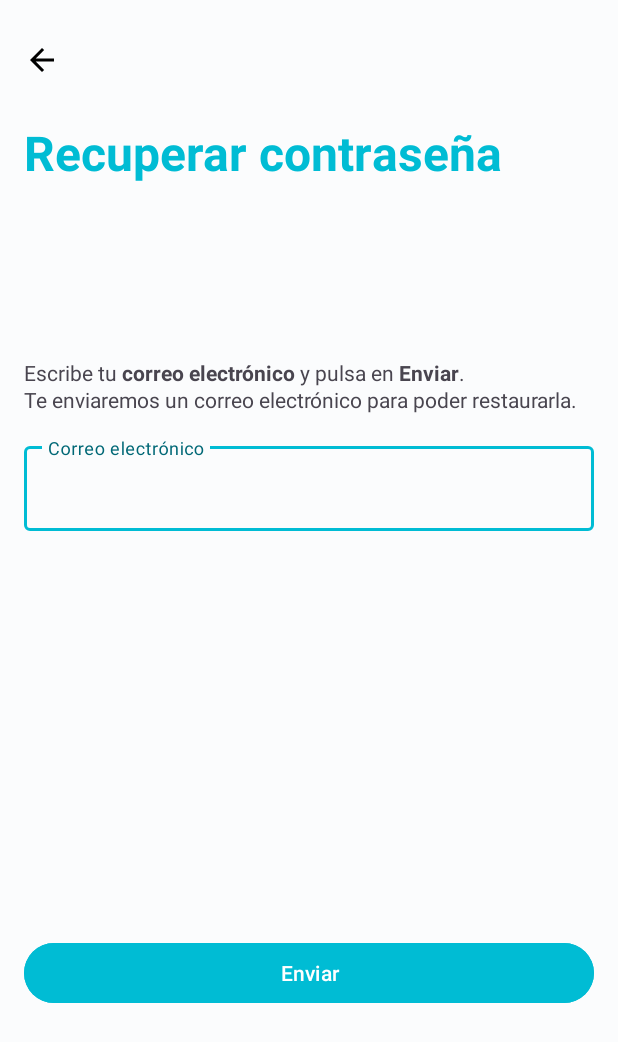
After one commit to dacxjo/inventame-app, an Android app: the layout forgot_password_activity.xml on its own in the app's theme, with its tools: preview values and no code run, on a phone screen of 412 x 824 dp. The commit adds this screen. Shown: the top 1042 px of the screen. Run offline under Robolectric (Android 15) with nearby library versions, the phone set to English and light mode, and no system bars.

Commit message:
1. done --> startup, forgot_password UI 2. refactor --> login UI

```diff
--- /dev/null
+++ b/app/src/main/res/layout/forgot_password_activity.xml
@@ -0,0 +1,79 @@
+<?xml version="1.0" encoding="utf-8"?>
+<androidx.constraintlayout.widget.ConstraintLayout xmlns:android="http://schemas.android.com/apk/res/android"
+    xmlns:app="http://schemas.android.com/apk/res-auto"
+    xmlns:tools="http://schemas.android.com/tools"
+    android:layout_width="match_parent"
+    android:layout_height="match_parent">
+
+    <LinearLayout
+        android:layout_width="match_parent"
+        android:layout_height="match_parent"
+        android:orientation="vertical"
+        android:padding="16dp"
+        >
+
+        <!-- Editar esta Image Button, es una mierda y no es M3 -->
+        <ImageButton
+            android:id="@+id/back_button"
+            android:layout_width="48dp"
+            android:layout_height="48dp"
+            android:backgroundTint="#009C27B0"
+            app:srcCompat="@drawable/baseline_arrow_back_24"
+
+            android:layout_marginBottom="16dp"
+            android:layout_marginLeft="-12dp"
+
+            android:onClick="returnBack"/>
+
+        <!-- Titulo del layout: Recuperar contraseña -->
+        <TextView
+            android:id="@+id/title_login"
+            android:layout_width="match_parent"
+            android:layout_height="wrap_content"
+            android:layout_weight="1"
+
+            android:text="@string/recover_password"
+            android:textStyle="bold"
+            android:textSize="32sp"
+            android:textColor="@color/seed"
+             />
+
+        <TextView
+            android:layout_width="match_parent"
+            android:layout_height="wrap_content"
+            android:text="@string/text_recover"
+            android:layout_marginBottom="16dp"/>
+
+        <com.google.android.material.textfield.TextInputLayout
+            android:layout_width="match_parent"
+            android:layout_height="wrap_content"
+            app:boxStrokeColor="@color/seed"
+            android:textColor="@color/seed"
+            android:hint="@string/email_placeholder"
+
+            app:errorEnabled="true">
+
+            <com.google.android.material.textfield.TextInputEditText
+                android:layout_width="match_parent"
+                android:layout_height="wrap_content"/>
+        </com.google.android.material.textfield.TextInputLayout>
+
+        <TextView
+            android:layout_width="match_parent"
+            android:layout_height="wrap_content"
+            android:layout_weight="2" />
+
+        <com.google.android.material.button.MaterialButton
+            android:id="@+id/botton_recover"
+            android:layout_width="match_parent"
+            android:layout_height="wrap_content"
+            android:text="@string/send_email"
+            android:backgroundTint="@color/seed" />
+
+        <TextView
+            android:layout_width="match_parent"
+            android:layout_height="wrap_content"
+            android:layout_weight="1" />
+    </LinearLayout>
+
+</androidx.constraintlayout.widget.ConstraintLayout>
--- a/app/src/main/res/values/strings.xml
+++ b/app/src/main/res/values/strings.xml
@@ -11,9 +11,19 @@
     <!-- TODO: Remove or change this placeholder text -->
     <string name="hello_blank_fragment">Hello blank fragment</string>
 
-    <!-- String: login -->
+    <!-- Strings: login -->
     <string name="title_login">Iniciar sesión</string>
     <string name="password_placeholder">Contraseña</string>
     <string name="email_placeholder">Correo electrónico</string>
-    <string name="forgot_password">¿Olvido su contraseña?</string>
+    <string name="forgot_password">¿Has olvidado tu contraseña?</string>
+
+    <!-- Strings: forgot_password -->
+    <string name="recover_password">Recuperar contraseña</string>
+    <string name="text_recover">Escribe tu <b>correo electrónico</b> y pulsa en <b>Enviar</b>.\nTe enviaremos un correo electrónico para poder restaurarla.</string>
+    <string name="send_email">Enviar</string>
+
+    <!-- Strings: startUp -->
+    <string name="title_inventame">INVÉNTAME</string>
+    <string name="register">Registrarse</string>
+    <string name="slogan">Inventar es cosa de todos</string>
 </resources>
```
Also changed, not shown: app/src/main/res/layout/login_activity.xml (added, +95 -0 lines), app/src/main/res/layout/startup_activity.xml (added, +63 -0 lines).
